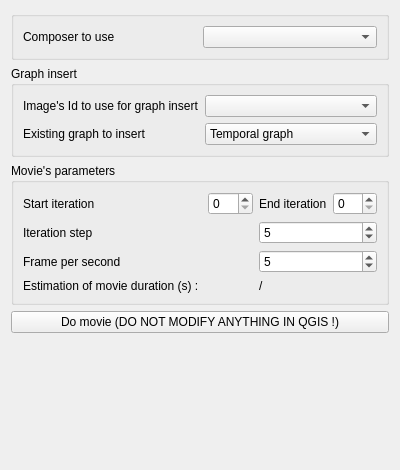
This is PostTelemac/meshlayertools/AnimationTool.ui in Artelia/PostTelemac as Qt 5 draws it before an edit. The edited form follows.
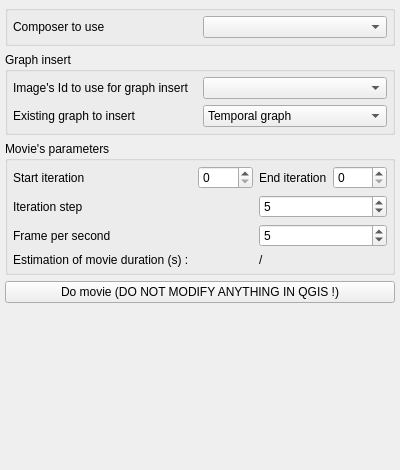
This is the edited form. Icons and pictures are not drawn.

Diff of the .ui file:
```diff
--- a/PostTelemac/meshlayertools/AnimationTool.ui
+++ b/PostTelemac/meshlayertools/AnimationTool.ui
@@ -14,6 +14,18 @@
    <string>Form</string>
   </property>
   <layout class="QVBoxLayout" name="verticalLayout_2">
+   <property name="leftMargin">
+    <number>5</number>
+   </property>
+   <property name="topMargin">
+    <number>5</number>
+   </property>
+   <property name="rightMargin">
+    <number>5</number>
+   </property>
+   <property name="bottomMargin">
+    <number>5</number>
+   </property>
    <item>
     <layout class="QVBoxLayout" name="verticalLayout">
      <item>
@@ -28,6 +40,18 @@
         <string/>
        </property>
        <layout class="QGridLayout" name="gridLayout_20">
+        <property name="leftMargin">
+         <number>5</number>
+        </property>
+        <property name="topMargin">
+         <number>5</number>
+        </property>
+        <property name="rightMargin">
+         <number>5</number>
+        </property>
+        <property name="bottomMargin">
+         <number>5</number>
+        </property>
         <item row="0" column="0">
          <widget class="QLabel" name="label_23">
           <property name="text">
@@ -56,6 +80,18 @@
         <string>Graph insert</string>
        </property>
        <layout class="QGridLayout" name="gridLayout_21">
+        <property name="leftMargin">
+         <number>5</number>
+        </property>
+        <property name="topMargin">
+         <number>5</number>
+        </property>
+        <property name="rightMargin">
+         <number>5</number>
+        </property>
+        <property name="bottomMargin">
+         <number>5</number>
+        </property>
         <item row="0" column="0">
          <widget class="QLabel" name="label_24">
           <property name="minimumSize">
@@ -111,6 +147,18 @@
         <string>Movie's parameters</string>
        </property>
        <layout class="QGridLayout" name="gridLayout_22">
+        <property name="leftMargin">
+         <number>5</number>
+        </property>
+        <property name="topMargin">
+         <number>5</number>
+        </property>
+        <property name="rightMargin">
+         <number>5</number>
+        </property>
+        <property name="bottomMargin">
+         <number>5</number>
+        </property>
         <item row="0" column="4">
          <widget class="QSpinBox" name="spinBox_3"/>
         </item>
```
